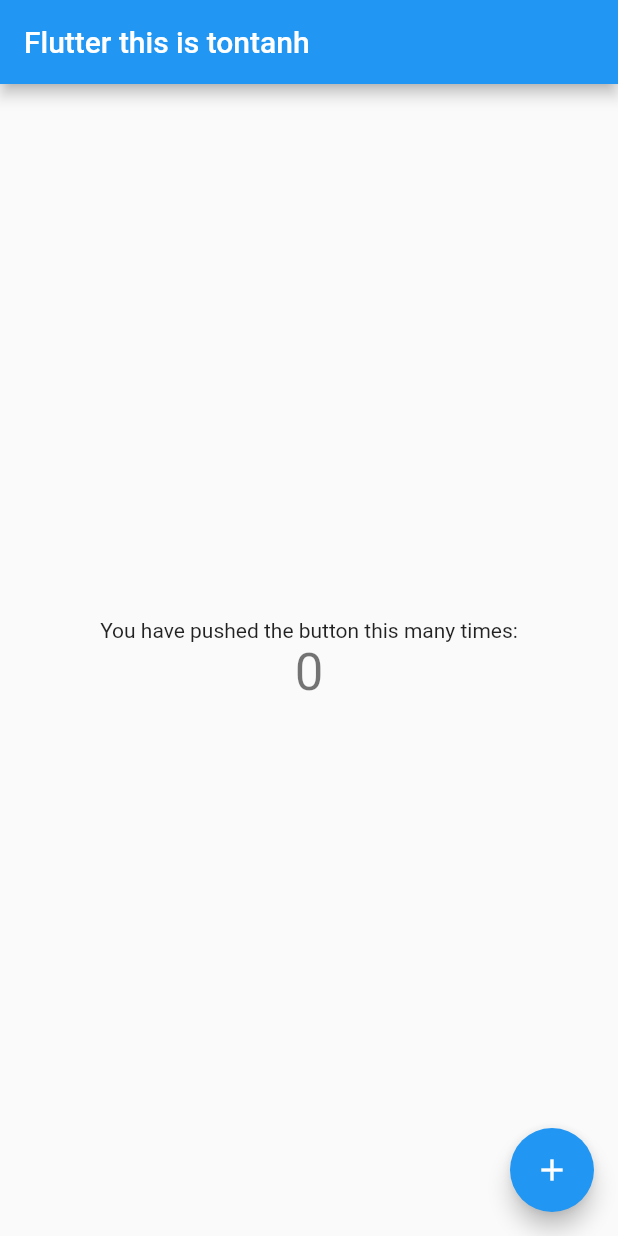
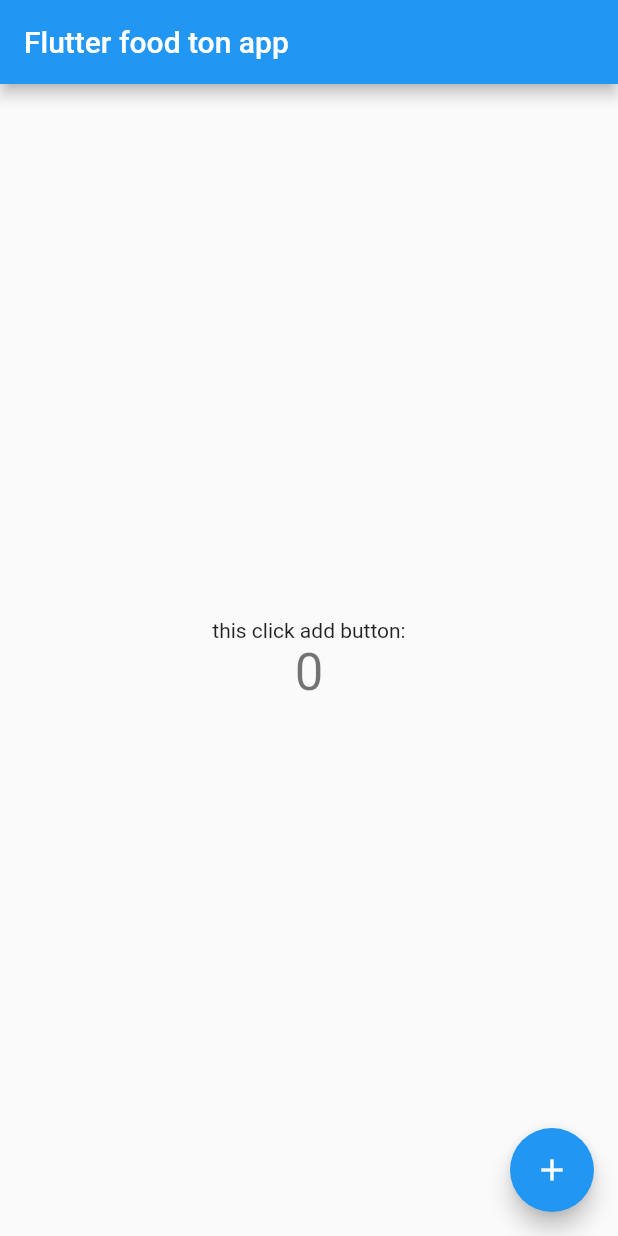
Before and after one commit to tontanh/app1, a Flutter app: the screen it shows after launch, on a phone screen of 412 x 824 dp. Run offline on Flutter 3.47's test engine with Material 2 defaults, Android fonts, the phone set to English and light mode, and no system bars.

Commit message:
10 commit

```diff
--- a/lib/main.dart
+++ b/lib/main.dart
@@ -26,7 +26,7 @@ class MyApp extends StatelessWidget {
         // closer together (more dense) than on mobile platforms.
         visualDensity: VisualDensity.adaptivePlatformDensity,
       ),
-      home: MyHomePage(title: 'Flutter this is tontanh'),
+      home: MyHomePage(title: 'Flutter food ton app'),
     );
   }
 }
@@ -98,7 +98,7 @@ class _MyHomePageState extends State<MyHomePage> {
           mainAxisAlignment: MainAxisAlignment.center,
           children: <Widget>[
             Text(
-              'You have pushed the button this many times:',
+              'this click add button:',
             ),
             Text(
               '$_counter',
```
Also changed, not shown: lib/homepage.dart (+5 -6 lines).
